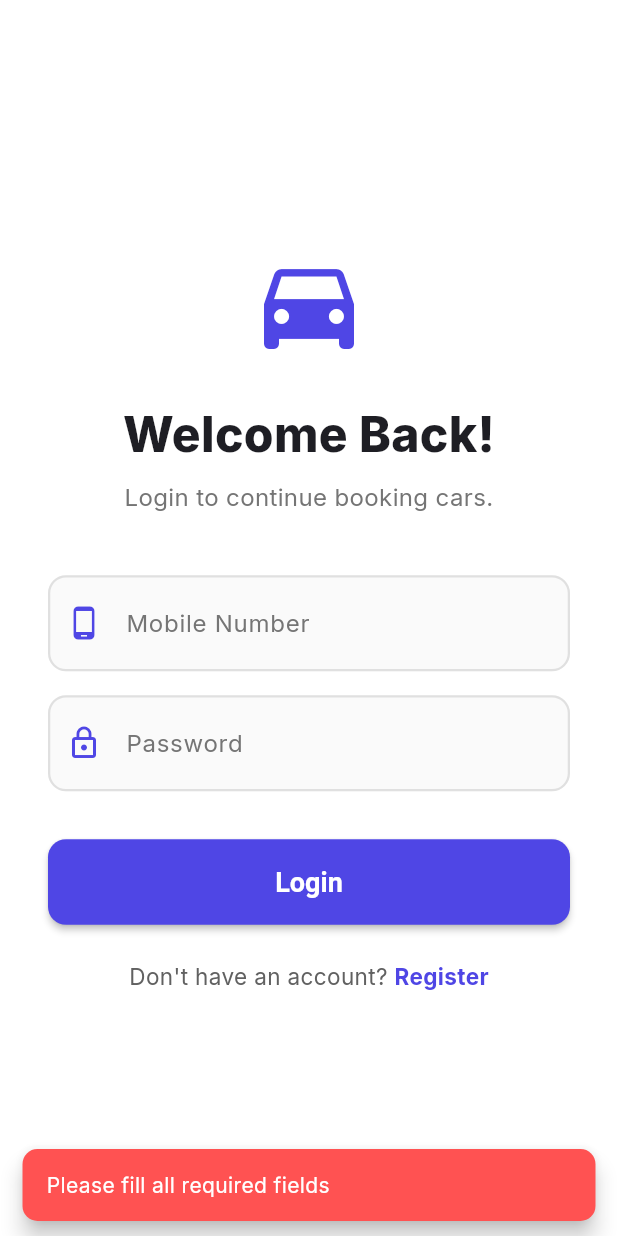
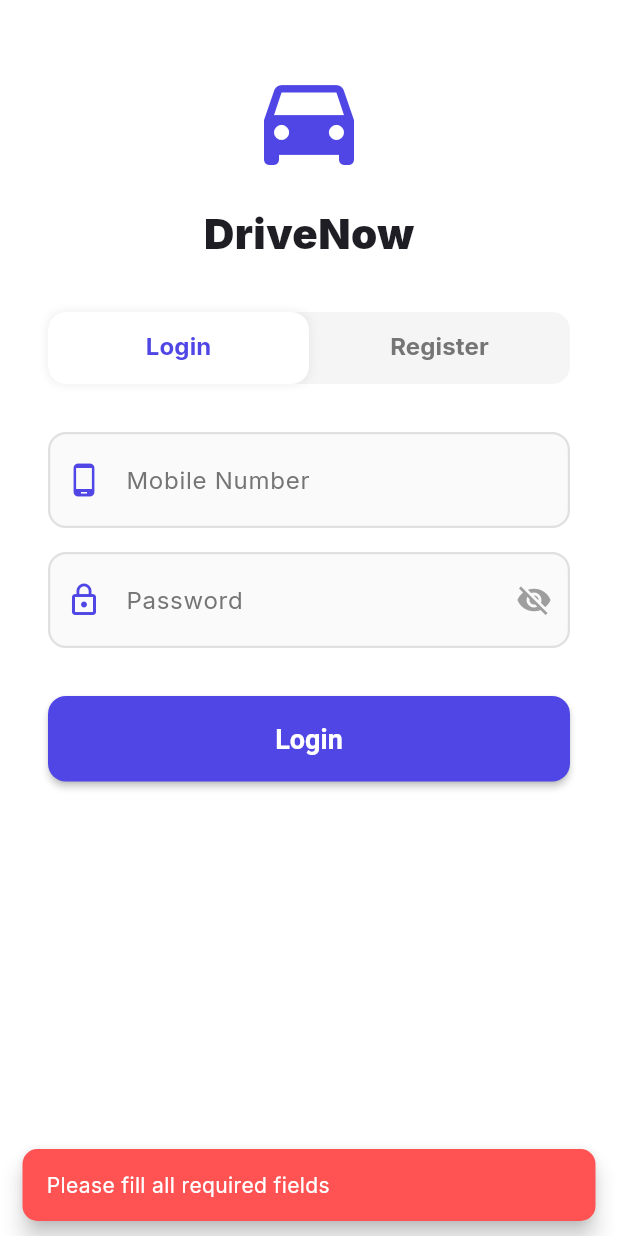
Before and after one commit to Thokalamukesh/Rental_cars, a Flutter app: the screen it shows after launch, after a tap on "Login", on a phone screen of 412 x 824 dp. Run offline on Flutter 3.47's test engine with Material 3 defaults, Android fonts, the phone set to English and light mode, and no system bars; our stand-ins replace flutter_riverpod, go_router, google_fonts, image_picker, supabase_flutter; accounts and stored records are empty.

Commit message:
Fix Auth UI, Bookings query aliases, and routing

```diff
--- a/lib/presentation/auth/screens/auth_screen.dart
+++ b/lib/presentation/auth/screens/auth_screen.dart
@@ -9,9 +9,11 @@ class AuthScreen extends StatefulWidget {
   State<AuthScreen> createState() => _AuthScreenState();
 }
 
-class _AuthScreenState extends State<AuthScreen> {
-  bool _isLogin = true;
+class _AuthScreenState extends State<AuthScreen> with SingleTickerProviderStateMixin {
+  late TabController _tabController;
   bool _isLoading = false;
+  bool _obscurePassword = true;
+  bool _obscureConfirmPassword = true;
 
   final _nameController = TextEditingController();
   final _numberController = TextEditingController();
@@ -20,7 +22,24 @@ class _AuthScreenState extends State<AuthScreen> {
 
   final supabase = Supabase.instance.client;
 
+  @override
+  void initState() {
+    super.initState();
+    _tabController = TabController(length: 2, vsync: this);
+  }
+
+  @override
+  void dispose() {
+    _tabController.dispose();
+    _nameController.dispose();
+    _numberController.dispose();
+    _passwordController.dispose();
+    _confirmPasswordController.dispose();
+    super.dispose();
+  }
+
   Future<void> _submit() async {
+    final isLogin = _tabController.index == 0;
     final number = _numberController.text.trim();
     final password = _passwordController.text.trim();
 
@@ -29,7 +48,12 @@ class _AuthScreenState extends State<AuthScreen> {
       return;
     }
 
-    if (!_isLogin) {
+    if (number.length != 10 || !RegExp(r'^[0-9]+$').hasMatch(number)) {
+      _showError('Please enter a valid 10-digit mobile number');
+      return;
+    }
+
+    if (!isLogin) {
       final name = _nameController.text.trim();
       final confirmPassword = _confirmPasswordController.text.trim();
 
@@ -41,6 +65,10 @@ class _AuthScreenState extends State<AuthScreen> {
         _showError('Passwords do not match');
         return;
       }
+      if (password.length < 6) {
+        _showError('Password must be at least 6 characters');
+        return;
+      }
     }
 
     setState(() => _isLoading = true);
@@ -49,7 +77,7 @@ class _AuthScreenState extends State<AuthScreen> {
       // Use virtual email for phone auth
       final virtualEmail = '$number@drivenow.app';
 
-      if (_isLogin) {
+      if (isLogin) {
         await supabase.auth.signInWithPassword(email: virtualEmail, password: password);
         if (mounted) context.go('/home');
       } else {
@@ -58,10 +86,11 @@ class _AuthScreenState extends State<AuthScreen> {
           await supabase.from('users').upsert({
             'id': authResponse.user!.id,
             'email': virtualEmail,
-            'shop_name': _nameController.text.trim(),
+            'full_name': _nameController.text.trim(),
             'mobile_number': '+91$number'
           });
         }
+
         if (mounted) {
           ScaffoldMessenger.of(context).showSnackBar(
             SnackBar(
@@ -71,11 +100,10 @@ class _AuthScreenState extends State<AuthScreen> {
               shape: RoundedRectangleBorder(borderRadius: BorderRadius.circular(10)),
             )
           );
-          setState(() {
-            _isLogin = true;
+          // Switch to Login Tab automatically and pre-fill number
+          _tabController.animateTo(0);
           _passwordController.clear();
           _confirmPasswordController.clear();
-          });
         }
       }
     } catch (e) {
@@ -101,44 +129,67 @@ class _AuthScreenState extends State<AuthScreen> {
     return Scaffold(
       backgroundColor: Colors.white,
       body: SafeArea(
-        child: Center(
-          child: SingleChildScrollView(
-            padding: const EdgeInsets.symmetric(horizontal: 32.0, vertical: 24.0),
         child: Column(
-              mainAxisAlignment: MainAxisAlignment.center,
+          children: [
+            const SizedBox(height: 40),
+            const Icon(Icons.directions_car, size: 80, color: Color(0xFF4F46E5)),
+            const SizedBox(height: 16),
+            const Text(
+              'DriveNow',
+              style: TextStyle(fontSize: 28, fontWeight: FontWeight.w900, color: Color(0xFF1E1E24)),
+            ),
+            const SizedBox(height: 32),
+
+            // TabBar
+            Padding(
+              padding: const EdgeInsets.symmetric(horizontal: 32.0),
+              child: Container(
+                decoration: BoxDecoration(
+                  color: Colors.grey[100],
+                  borderRadius: BorderRadius.circular(12),
+                ),
+                child: TabBar(
+                  controller: _tabController,
+                  indicator: BoxDecoration(
+                    color: Colors.white,
+                    borderRadius: BorderRadius.circular(12),
+                    boxShadow: [BoxShadow(color: Colors.black.withOpacity(0.05), blurRadius: 4, spreadRadius: 1)],
+                  ),
+                  labelColor: const Color(0xFF4F46E5),
+                  unselectedLabelColor: Colors.grey[600],
+                  labelStyle: const TextStyle(fontWeight: FontWeight.bold, fontSize: 16),
+                  dividerColor: Colors.transparent,
+                  indicatorSize: TabBarIndicatorSize.tab,
+                  tabs: const [
+                    Tab(text: 'Login'),
+                    Tab(text: 'Register'),
+                  ],
+                ),
+              ),
+            ),
+
+            Expanded(
+              child: TabBarView(
+                controller: _tabController,
+                children: [
+                  _buildForm(isLogin: true),
+                  _buildForm(isLogin: false),
+                ],
+              ),
+            ),
+          ],
+        ),
+      ),
+    );
+  }
+
+  Widget _buildForm({required bool isLogin}) {
+    return SingleChildScrollView(
+      padding: const EdgeInsets.all(32.0),
+      child: Column(
         crossAxisAlignment: CrossAxisAlignment.stretch,
         children: [
-                // Logo or Icon
-                const Icon(
-                  Icons.directions_car,
-                  size: 80,
-                  color: Color(0xFF4F46E5), // Indigo
-                ),
-                const SizedBox(height: 24),
-
-                // Welcome Text
-                Text(
-                  _isLogin ? 'Welcome Back!' : 'Create Account',
-                  textAlign: TextAlign.center,
-                  style: const TextStyle(
-                    fontSize: 32,
-                    fontWeight: FontWeight.w800,
-                    color: Color(0xFF1E1E24),
-                  ),
-                ),
-                const SizedBox(height: 8),
-                Text(
-                  _isLogin ? 'Login to continue booking cars.' : 'Join us to start your journey.',
-                  textAlign: TextAlign.center,
-                  style: TextStyle(
-                    fontSize: 16,
-                    color: Colors.grey[600],
-                  ),
-                ),
-                const SizedBox(height: 40),
-
-                // Input Fields
-                if (!_isLogin) ...[
+          if (!isLogin) ...[
             _buildTextField(
               controller: _nameController,
               label: 'Full Name',
@@ -152,7 +203,8 @@ class _AuthScreenState extends State<AuthScreen> {
             label: 'Mobile Number',
             icon: Icons.phone_android,
             keyboardType: TextInputType.phone,
-                  prefixText: '+91  ',
+            prefixText: '+91 ',
+            maxLength: 10,
           ),
           const SizedBox(height: 16),
 
@@ -160,32 +212,37 @@ class _AuthScreenState extends State<AuthScreen> {
             controller: _passwordController,
             label: 'Password',
             icon: Icons.lock_outline,
-                  obscureText: true,
+            obscureText: _obscurePassword,
+            suffixIcon: IconButton(
+              icon: Icon(_obscurePassword ? Icons.visibility_off : Icons.visibility, color: Colors.grey),
+              onPressed: () => setState(() => _obscurePassword = !_obscurePassword),
+            ),
           ),
 
-                if (!_isLogin) ...[
+          if (!isLogin) ...[
             const SizedBox(height: 16),
             _buildTextField(
               controller: _confirmPasswordController,
               label: 'Confirm Password',
               icon: Icons.lock_outline,
-                    obscureText: true,
+              obscureText: _obscureConfirmPassword,
+              suffixIcon: IconButton(
+                icon: Icon(_obscureConfirmPassword ? Icons.visibility_off : Icons.visibility, color: Colors.grey),
+                onPressed: () => setState(() => _obscureConfirmPassword = !_obscureConfirmPassword),
+              ),
             ),
           ],
 
           const SizedBox(height: 32),
 
-                // Submit Button
           ElevatedButton(
             onPressed: _isLoading ? null : _submit,
             style: ElevatedButton.styleFrom(
-                    backgroundColor: const Color(0xFF4F46E5), // Indigo Primary
+              backgroundColor: const Color(0xFF4F46E5),
               foregroundColor: Colors.white,
               padding: const EdgeInsets.symmetric(vertical: 18),
               elevation: 2,
-                    shape: RoundedRectangleBorder(
-                      borderRadius: BorderRadius.circular(12),
-                    ),
+              shape: RoundedRectangleBorder(borderRadius: BorderRadius.circular(12)),
             ),
             child: _isLoading
                 ? const SizedBox(
@@ -194,46 +251,11 @@ class _AuthScreenState extends State<AuthScreen> {
                     child: CircularProgressIndicator(color: Colors.white, strokeWidth: 3),
                   )
                 : Text(
-                          _isLogin ? 'Login' : 'Register',
+                    isLogin ? 'Login' : 'Register',
                     style: const TextStyle(fontSize: 18, fontWeight: FontWeight.bold)
                   ),
           ),
-
-                const SizedBox(height: 24),
-
-                // Toggle Login / Register
-                Row(
-                  mainAxisAlignment: MainAxisAlignment.center,
-                  children: [
-                    Text(
-                      _isLogin ? "Don't have an account? " : "Already have an account? ",
-                      style: TextStyle(color: Colors.grey[700], fontSize: 15),
-                    ),
-                    GestureDetector(
-                      onTap: () {
-                        setState(() {
-                          _isLogin = !_isLogin;
-                          // Clear fields when switching
-                          _nameController.clear();
-                          _passwordController.clear();
-                          _confirmPasswordController.clear();
-                        });
-                      },
-                      child: Text(
-                        _isLogin ? 'Register' : 'Login',
-                        style: const TextStyle(
-                          color: Color(0xFF4F46E5),
-                          fontWeight: FontWeight.bold,
-                          fontSize: 15,
-                        ),
-                      ),
-                    ),
         ],
-                ),
-              ],
-            ),
-          ),
-        ),
       ),
     );
   }
@@ -245,21 +267,26 @@ class _AuthScreenState extends State<AuthScreen> {
     bool obscureText = false,
     TextInputType? keyboardType,
     String? prefixText,
+    int? maxLength,
+    Widget? suffixIcon,
   }) {
     return TextField(
       controller: controller,
       obscureText: obscureText,
       keyboardType: keyboardType,
+      maxLength: maxLength,
       style: const TextStyle(fontSize: 16, fontWeight: FontWeight.w500),
       decoration: InputDecoration(
         labelText: label,
         labelStyle: TextStyle(color: Colors.grey[600]),
         prefixIcon: Icon(icon, color: const Color(0xFF4F46E5)),
+        suffixIcon: suffixIcon,
         prefixText: prefixText,
         prefixStyle: const TextStyle(color: Colors.black, fontWeight: FontWeight.bold, fontSize: 16),
         filled: true,
         fillColor: Colors.grey[50],
         contentPadding: const EdgeInsets.symmetric(vertical: 20),
+        counterText: '', // Hide max length counter
         enabledBorder: OutlineInputBorder(
           borderRadius: BorderRadius.circular(12),
           borderSide: BorderSide(color: Colors.grey[300]!, width: 1.5),
--- a/lib/presentation/booking/screens/booking_flow_screen.dart
+++ b/lib/presentation/booking/screens/booking_flow_screen.dart
@@ -3,6 +3,7 @@ import 'package:flutter/foundation.dart';
 import 'package:flutter/material.dart';
 import 'package:image_picker/image_picker.dart';
 import 'package:supabase_flutter/supabase_flutter.dart';
+import 'package:go_router/go_router.dart';
 
 class BookingFlowScreen extends StatefulWidget {
   final Map<String, dynamic> car;
@@ -138,7 +139,7 @@ class _BookingFlowScreenState extends State<BookingFlowScreen> {
                 ),
                 onPressed: () {
                   Navigator.of(ctx).pop(); // Close dialog
-                  Navigator.of(context).pop(); // Go back to Home
+                  context.go('/bookings'); // Go to My Bookings
                 },
                 child: const Text('Back to Home', style: TextStyle(color: Colors.white)),
               ),
--- a/lib/presentation/booking/screens/my_bookings_screen.dart
+++ b/lib/presentation/booking/screens/my_bookings_screen.dart
@@ -11,7 +11,7 @@ final myBookingsProvider = FutureProvider<List<Map<String, dynamic>>>((ref) asyn
 
   final response = await supabase
       .from('bookings')
-      .select('*, cars(brand, model, images), users!bookings_shop_id_fkey(shop_name, mobile_number)')
+      .select('*, cars:cars(brand, model, images), shop:users!bookings_shop_id_fkey(shop_name, mobile_number, full_name)')
       .eq('customer_id', user.id)
       .order('created_at', ascending: false);
 
@@ -72,15 +72,15 @@ class MyBookingsScreen extends ConsumerWidget {
               itemCount: bookings.length,
               itemBuilder: (context, index) {
                 final booking = bookings[index];
-                final car = booking['cars'];
-                final shop = booking['users'];
-                final status = booking['status'];
+                final car = booking['cars'] ?? {};
+                final shop = booking['shop'] ?? {};
+                final status = booking['status'] ?? 'UNKNOWN';
 
                 Color statusColor;
-                if (status == 'APPROVED') statusColor = Colors.green;
-                else if (status == 'REJECTED') statusColor = Colors.red;
-                else if (status == 'COMPLETED') statusColor = Colors.grey;
-                else statusColor = Colors.orange;
+                if (status == 'APPROVED') { statusColor = Colors.green; }
+                else if (status == 'REJECTED') { statusColor = Colors.red; }
+                else if (status == 'COMPLETED') { statusColor = Colors.grey; }
+                else { statusColor = Colors.orange; }
 
                 return Card(
                   elevation: 2,
```
Lines whose indentation alone changed are shown as unchanged.
